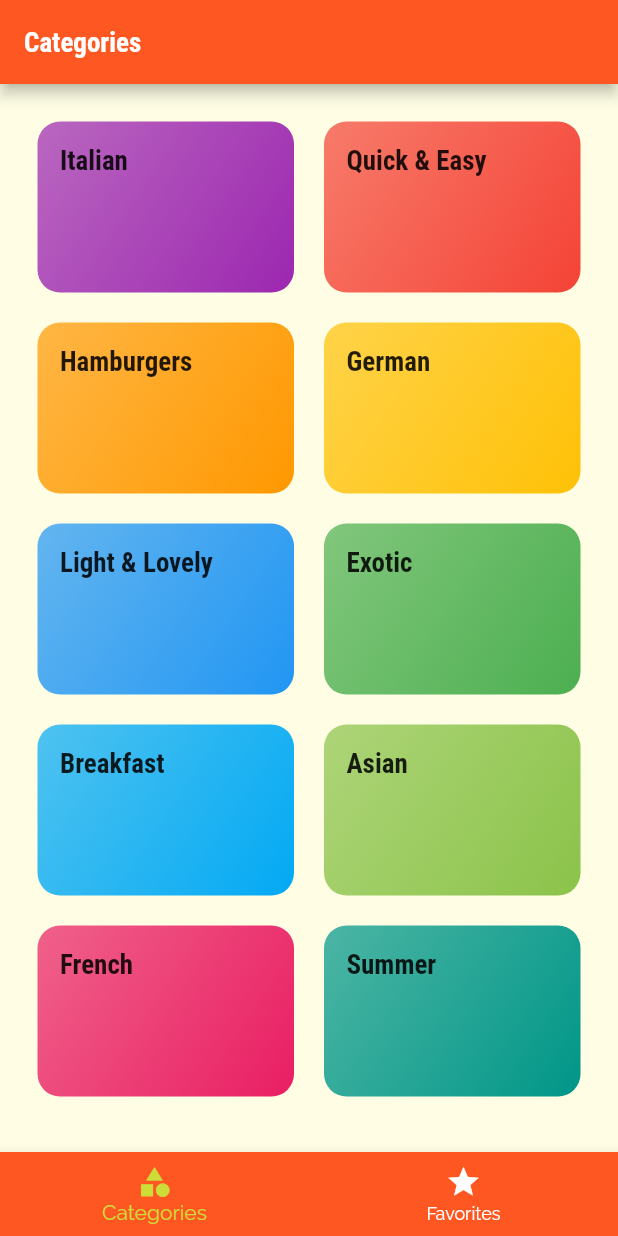
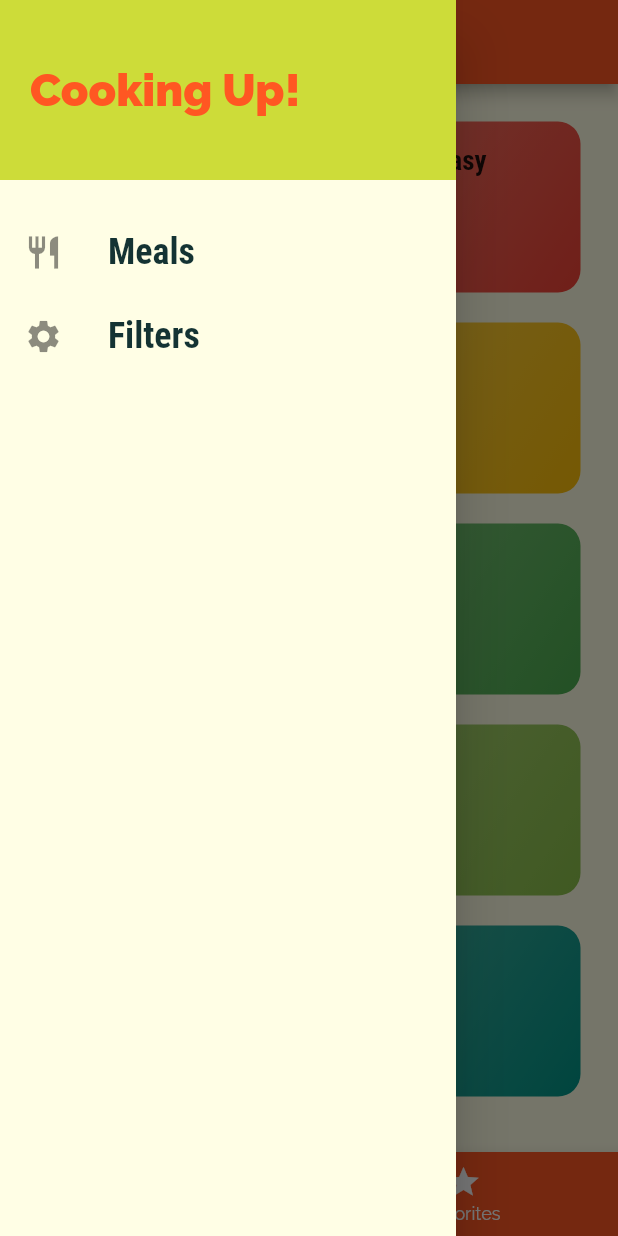
Before and after one commit to mtanaya09/Meal-Application, a Flutter app: the screen it shows after launch, with the side drawer open (before the commit the screen has no drawer), on a phone screen of 412 x 824 dp. Run offline on Flutter 3.47's test engine with Material 2 defaults, Android fonts, the phone set to English and light mode, and no system bars.

Commit message:
Adding a Custom Drawer

```diff
--- a/lib/screens/tabs_screen.dart
+++ b/lib/screens/tabs_screen.dart
@@ -1,4 +1,5 @@
 import 'package:flutter/material.dart';
+import '../widgets/main_drawer.dart';
 import './favorites_screen.dart';
 import './categories_screen.dart';
 
@@ -29,6 +30,7 @@ class _TabsScreenState extends State<TabsScreen> {
         appBar: AppBar(
           title: Text(_pages[_selectedPageIndex]['title']),
         ),
+        drawer: MainDrawer(),
         body: _pages[_selectedPageIndex]['page'],
         bottomNavigationBar: BottomNavigationBar(
           onTap: _selectPage,
--- /dev/null
+++ b/lib/widgets/main_drawer.dart
@@ -0,0 +1,52 @@
+import 'dart:convert';
+
+import 'package:flutter/material.dart';
+
+class MainDrawer extends StatelessWidget {
+  Widget buildListTile(String title, IconData icon) {
+    return ListTile(
+      leading: Icon(
+        icon,
+        size: 26,
+      ),
+      title: Text(
+        title,
+        style: TextStyle(
+          fontFamily: 'RobotoCondensed',
+          fontSize: 24,
+          fontWeight: FontWeight.bold,
+        ),
+      ),
+      onTap: () {
+        // ...
+      },
+    );
+  }
+
+  @override
+  Widget build(BuildContext context) {
+    return Drawer(
+      child: Column(
+        children: [
+          Container(
+            height: 120,
+            width: double.infinity,
+            padding: EdgeInsets.all(20),
+            alignment: Alignment.centerLeft,
+            color: Theme.of(context).accentColor,
+            child: Text(
+              'Cooking Up!',
+              style: TextStyle(
+                  fontWeight: FontWeight.w900,
+                  fontSize: 30,
+                  color: Theme.of(context).primaryColor),
+            ),
+          ),
+          SizedBox(height: 20),
+          buildListTile('Meals', Icons.restaurant),
+          buildListTile('Filters', Icons.settings),
+        ],
+      ),
+    );
+  }
+}
```
